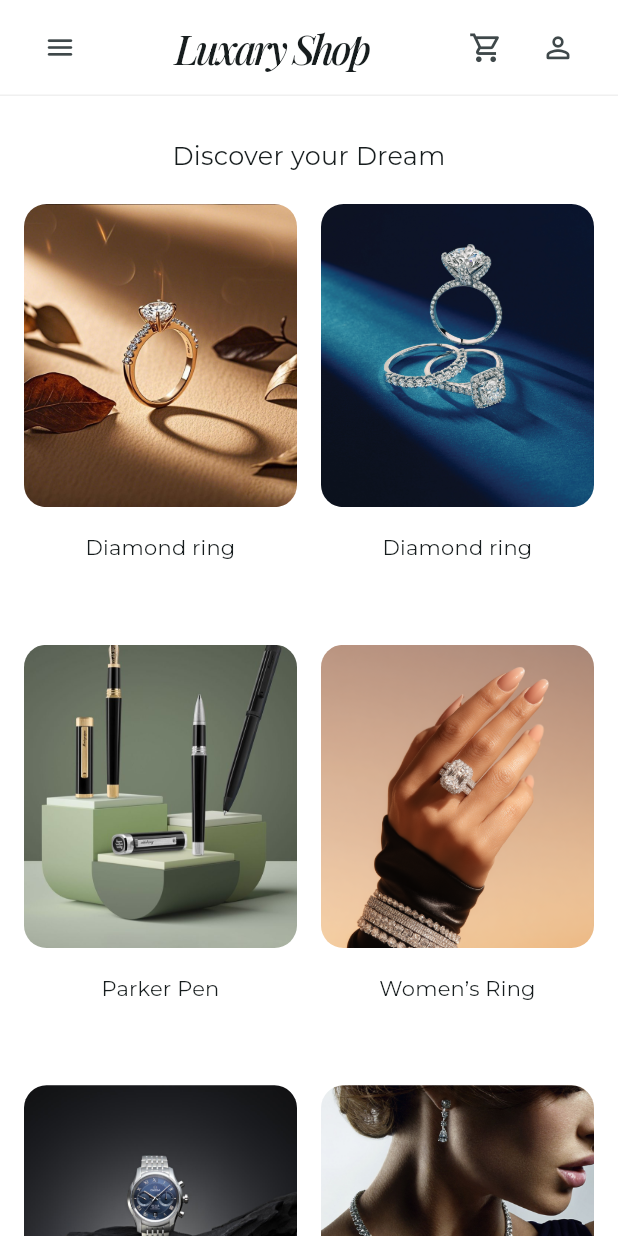
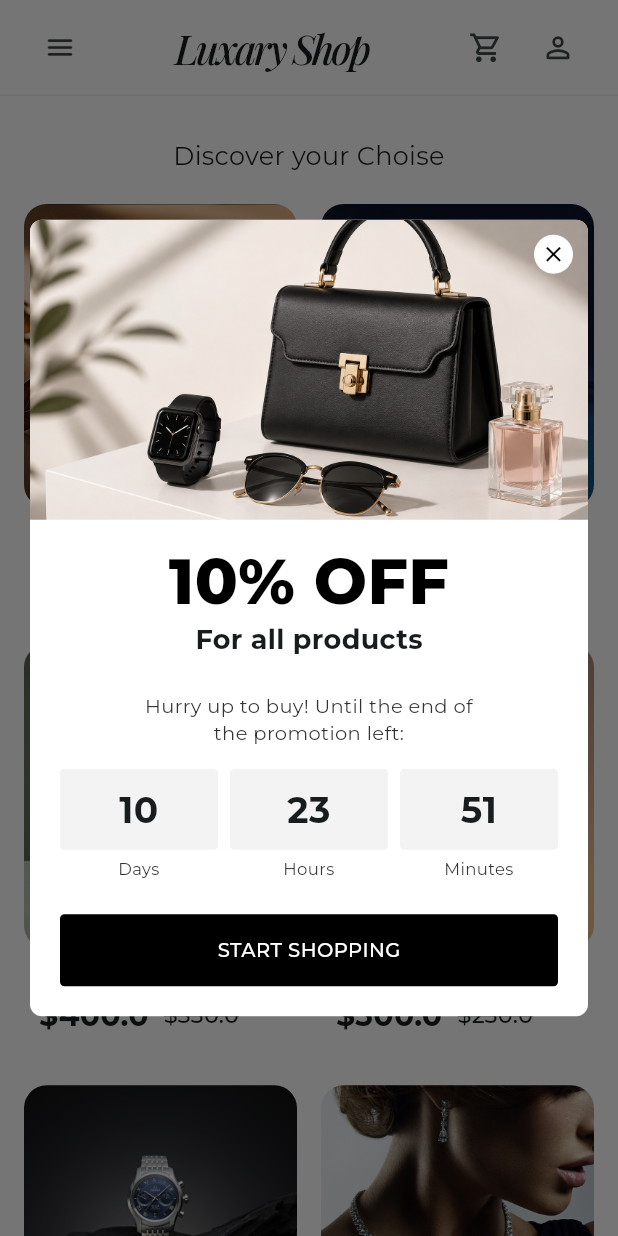
Before and after one commit to apronoy/my_eco, a Flutter app: the screen it shows after launch, on a phone screen of 412 x 824 dp. Run offline on Flutter 3.47's test engine with Material 3 defaults, Android fonts, the phone set to English and light mode, and no system bars; our stand-ins replace go_router, google_fonts.

Commit message:
add discount_page and added price and rating part

```diff
--- a/lib/models/category_model.dart
+++ b/lib/models/category_model.dart
@@ -1,6 +1,7 @@
 class CategoryModel {
   final String slug;
   final String title;
+  final double rating;
   final String imagePath;
   final String description;
   final double price;
@@ -8,6 +9,7 @@ class CategoryModel {
   const CategoryModel({
     required this.slug,
     required this.title,
+    required this.rating,
     required this.imagePath,
     required this.description,
     required this.price,
--- a/lib/pages/home_page.dart
+++ b/lib/pages/home_page.dart
@@ -1,4 +1,5 @@
 import 'package:feelify/pages/footer.dart';
+import 'package:feelify/widgets/discount_page.dart';
 import 'package:flutter/material.dart';
 import 'package:google_fonts/google_fonts.dart';
 import 'package:provider/provider.dart';
@@ -7,8 +8,30 @@ import '../providers/shop_provider.dart';
 import '../widgets/app_header.dart';
 import '../widgets/responsive_category_grid.dart';
 
-class HomePage extends StatelessWidget {
+class HomePage extends StatefulWidget {
   const HomePage({super.key});
+
+  @override
+  State<HomePage> createState() => _HomePageState();
+}
+
+class _HomePageState extends State<HomePage> {
+  @override
+  void initState() {
+    super.initState();
+    WidgetsBinding.instance.addPostFrameCallback((_) {
+      _showDiscountOffer();
+    });
+  }
+
+  void _showDiscountOffer() {
+    showDialog(
+      context: context,
+      barrierDismissible: true,
+      barrierColor: Colors.black54,
+      builder: (_) => const DiscountOffer(),
+    );
+  }
 
   @override
   Widget build(BuildContext context) {
@@ -56,7 +79,7 @@ class _PageTitle extends StatelessWidget {
   @override
   Widget build(BuildContext context) {
     return Text(
-      'Discover your Dream',
+      'Discover your Choise',
       textAlign: TextAlign.center,
       style: GoogleFonts.montserrat(
         fontSize: 17,
--- a/lib/providers/shop_provider.dart
+++ b/lib/providers/shop_provider.dart
@@ -6,36 +6,41 @@ class ShopProvider extends ChangeNotifier {
   final List<CategoryModel> _categories = const [
     CategoryModel(
       slug: 'womens-handbags',
-      title: "Diamond ring",
+      title: "Red Diamond ring",
       price: 500,
+      rating: 5,
       imagePath: 'assets/images/diamon_ring1.jpg',
       description: 'Explore refined handbags and everyday icons.',
     ),
     CategoryModel(
       slug: 'womens-accessories',
-      title: "Diamond ring",
-      price: 500.0,
+      title: "Blue Diamond ring",
+      price: 450.0,
+      rating: 4,
       imagePath: 'assets/images/diamon_ring2.png',
       description: 'Silk accessories and finishing touches.',
     ),
     CategoryModel(
       slug: 'pouches',
       title: 'Parker Pen',
-      price: 500.0,
+      price: 400.0,
+      rating: 4,
       imagePath: 'assets/images/parker.jpg',
       description: 'Compact pieces designed for effortless organization.',
     ),
     CategoryModel(
       slug: 'sandals',
       title: 'Women’s Ring',
-      price: 500.0,
+      price: 300.0,
       imagePath: 'assets/images/hand_ring.png',
       description: 'Elegant footwear for a polished look.',
+      rating: 4.5,
     ),
     CategoryModel(
       slug: 'pouches',
       title: 'Omega 370',
-      price: 500.0,
+      price: 450.0,
+      rating: 4,
       imagePath: 'assets/images/omega.jpg',
       description: 'Compact pieces designed for effortless organization.',
     ),
@@ -43,13 +48,15 @@ class ShopProvider extends ChangeNotifier {
       slug: 'sandals',
       title: 'Women’s Penden',
       price: 500.0,
+      rating: 5.0,
       imagePath: 'assets/images/penden1.jpg',
       description: 'Elegant Penden for a polished look.',
     ),
     CategoryModel(
       slug: 'sandals',
       title: 'Women’s Exclusive',
-      price: 500.0,
+      price: 300.0,
+      rating: 4,
       imagePath: 'assets/images/penden2.jpg',
       description: 'Elegant Penden for a polished look.',
     ),
--- a/lib/widgets/category_card.dart
+++ b/lib/widgets/category_card.dart
@@ -40,17 +40,87 @@ class CategoryCard extends StatelessWidget {
               ),
             ),
           ),
-          const SizedBox(height: 18),
+          const SizedBox(height: 8),
+
+          Align(
+            alignment: Alignment.topLeft,
+            child: Padding(
+              padding: const EdgeInsets.only(left: 10.0),
+              child: Column(
+                mainAxisAlignment: MainAxisAlignment.start,
+                crossAxisAlignment: CrossAxisAlignment.start,
+                children: [
+                  Row(
+                    mainAxisSize: MainAxisSize.min,
+                    children: [
                       Text(
-            category.title,
-            textAlign: TextAlign.center,
+                        category.rating?.toStringAsFixed(1) ?? 'No rating',
+                        style: GoogleFonts.montserrat(
+                          fontSize: 13,
+                          fontWeight: FontWeight.w700,
+                          letterSpacing: 0.15,
+                        ),
+                      ),
+                      const SizedBox(width: 8),
+                      Row(
+                        mainAxisSize: MainAxisSize.min,
+                        children: List.generate(5, (index) {
+                          return Icon(
+                            index < (category.rating ?? 0).round()
+                                ? Icons.star
+                                : Icons.star_border,
+                            color: Colors.amber,
+                            size: 18,
+                          );
+                        }),
+                      ),
+                    ],
+                  ),
+                  SizedBox(height: 5),
+
+                  // Text(
+                  //   category.title,
+                  //   maxLines: 2,
+                  //   overflow: TextOverflow.ellipsis,
+                  //   style: GoogleFonts.montserrat(
+                  //     fontSize: 12,
+                  //     fontWeight: FontWeight.w600,
+                  //     letterSpacing: 0.15,
+                  //     height: 1.25,
+                  //   ),
+                  // ),
+                  // SizedBox(height: 2),
+                  Row(
+                    children: [
+                      Text(
+                        "\$${category.price.toString()}",
                         maxLines: 2,
                         overflow: TextOverflow.ellipsis,
                         style: GoogleFonts.montserrat(
-              fontSize: 14,
-              fontWeight: FontWeight.w400,
+                          fontSize: 20,
+                          fontWeight: FontWeight.w700,
                           letterSpacing: 0.15,
                           height: 1.25,
+                        ),
+                      ),
+                      SizedBox(width: 10),
+                      Text(
+                        "\$${(category.price - 70).toString()}",
+                        maxLines: 2,
+                        overflow: TextOverflow.ellipsis,
+                        style: GoogleFonts.montserrat(
+                          fontSize: 15,
+                          fontWeight: FontWeight.w500,
+                          letterSpacing: 0.15,
+                          height: 1.25,
+                          decoration: TextDecoration.lineThrough,
+                          decorationColor: Colors.black,
+                        ),
+                      ),
+                    ],
+                  ),
+                ],
+              ),
             ),
           ),
         ],
--- /dev/null
+++ b/lib/widgets/discount_page.dart
@@ -0,0 +1,254 @@
+import 'dart:async';
+
+import 'package:flutter/material.dart';
+import 'package:google_fonts/google_fonts.dart';
+
+class DiscountOffer extends StatefulWidget {
+  const DiscountOffer({super.key});
+
+  @override
+  State<DiscountOffer> createState() => _DiscountOfferState();
+}
+
+class _DiscountOfferState extends State<DiscountOffer> {
+  Timer? _timer;
+
+  int days = 10;
+  int hours = 23;
+  int minutes = 51;
+
+  @override
+  void initState() {
+    super.initState();
+
+    _timer = Timer.periodic(const Duration(minutes: 1), (_) {
+      _updateTime();
+    });
+  }
+
+  void _updateTime() {
+    if (minutes > 0) {
+      setState(() {
+        minutes--;
+      });
+      return;
+    }
+
+    if (hours > 0) {
+      setState(() {
+        hours--;
+        minutes = 59;
+      });
+      return;
+    }
+
+    if (days > 0) {
+      setState(() {
+        days--;
+        hours = 23;
+        minutes = 59;
+      });
+    }
+  }
+
+  @override
+  void dispose() {
+    _timer?.cancel();
+    super.dispose();
+  }
+
+  @override
+  Widget build(BuildContext context) {
+    return Dialog(
+      backgroundColor: Colors.white,
+      insetPadding: const EdgeInsets.symmetric(horizontal: 20, vertical: 24),
+      shape: RoundedRectangleBorder(borderRadius: BorderRadius.circular(8)),
+      child: ConstrainedBox(
+        constraints: const BoxConstraints(maxWidth: 380),
+        child: SingleChildScrollView(
+          child: Column(
+            mainAxisSize: MainAxisSize.min,
+            children: [
+              // Top image
+              Stack(
+                children: [
+                  ClipRRect(
+                    borderRadius: const BorderRadius.only(
+                      topLeft: Radius.circular(8),
+                      topRight: Radius.circular(8),
+                    ),
+                    child: Image.asset(
+                      'assets/images/discount.png',
+                      width: double.infinity,
+                      height: 200,
+                      fit: BoxFit.cover,
+                      errorBuilder: (_, __, ___) {
+                        return Container(
+                          width: double.infinity,
+                          height: 150,
+                          color: const Color(0xFFEAEAEA),
+                          child: const Icon(
+                            Icons.local_offer_outlined,
+                            size: 50,
+                            color: Colors.grey,
+                          ),
+                        );
+                      },
+                    ),
+                  ),
+
+                  // Close button
+                  Positioned(
+                    top: 10,
+                    right: 10,
+                    child: InkWell(
+                      onTap: () => Navigator.pop(context),
+                      child: Container(
+                        width: 26,
+                        height: 26,
+                        decoration: const BoxDecoration(
+                          color: Colors.white,
+                          shape: BoxShape.circle,
+                        ),
+                        child: const Icon(
+                          Icons.close,
+                          size: 17,
+                          color: Colors.black,
+                        ),
+                      ),
+                    ),
+                  ),
+                ],
+              ),
+
+              const SizedBox(height: 20),
+
+              // Discount
+              Text(
+                '10% OFF',
+                textAlign: TextAlign.center,
+                style: GoogleFonts.montserrat(
+                  fontSize: 42,
+                  fontWeight: FontWeight.w800,
+                  color: Colors.black,
+                  height: 1,
+                ),
+              ),
+
+              const SizedBox(height: 5),
+
+              Text(
+                'For all products',
+                style: GoogleFonts.montserrat(
+                  fontSize: 18,
+                  fontWeight: FontWeight.w700,
+                ),
+              ),
+
+              const SizedBox(height: 22),
+
+              Text(
+                'Hurry up to buy! Until the end of\nthe promotion left:',
+                textAlign: TextAlign.center,
+                style: GoogleFonts.montserrat(
+                  fontSize: 13,
+                  height: 1.4,
+                  color: const Color(0xFF333333),
+                ),
+              ),
+
+              const SizedBox(height: 15),
+
+              // Countdown
+              Padding(
+                padding: const EdgeInsets.symmetric(horizontal: 20),
+                child: Row(
+                  children: [
+                    Expanded(
+                      child: _timeBox(value: days, label: 'Days'),
+                    ),
+                    const SizedBox(width: 8),
+                    Expanded(
+                      child: _timeBox(value: hours, label: 'Hours'),
+                    ),
+                    const SizedBox(width: 8),
+                    Expanded(
+                      child: _timeBox(value: minutes, label: 'Minutes'),
+                    ),
+                  ],
+                ),
+              ),
+
+              const SizedBox(height: 22),
+
+              // Start shopping
+              Padding(
+                padding: const EdgeInsets.symmetric(horizontal: 20),
+                child: SizedBox(
+                  width: double.infinity,
+                  height: 48,
+                  child: FilledButton(
+                    onPressed: () {
+                      Navigator.pop(context);
+                    },
+                    style: FilledButton.styleFrom(
+                      backgroundColor: Colors.black,
+                      foregroundColor: Colors.white,
+                      shape: RoundedRectangleBorder(
+                        borderRadius: BorderRadius.circular(3),
+                      ),
+                    ),
+                    child: Text(
+                      'START SHOPPING',
+                      style: GoogleFonts.montserrat(
+                        fontSize: 13,
+                        fontWeight: FontWeight.w500,
+                        letterSpacing: 0.3,
+                      ),
+                    ),
+                  ),
+                ),
+              ),
+
+              const SizedBox(height: 20),
+            ],
+          ),
+        ),
+      ),
+    );
+  }
+
+  Widget _timeBox({required int value, required String label}) {
+    return Column(
+      children: [
+        Container(
+          width: double.infinity,
+          padding: const EdgeInsets.symmetric(vertical: 10),
+          decoration: BoxDecoration(
+            color: const Color(0xFFF3F3F3),
+            borderRadius: BorderRadius.circular(3),
+          ),
+          child: Text(
+            value.toString().padLeft(2, '0'),
+            textAlign: TextAlign.center,
+            style: GoogleFonts.montserrat(
+              fontSize: 24,
+              fontWeight: FontWeight.w700,
+            ),
+          ),
+        ),
+
+        const SizedBox(height: 5),
+
+        Text(
+          label,
+          textAlign: TextAlign.center,
+          style: GoogleFonts.montserrat(
+            fontSize: 11,
+            color: const Color(0xFF333333),
+          ),
+        ),
+      ],
+    );
+  }
+}
```
Also changed, not shown: assets/images/discount.png (added). Lines whose indentation alone changed are shown as unchanged.
